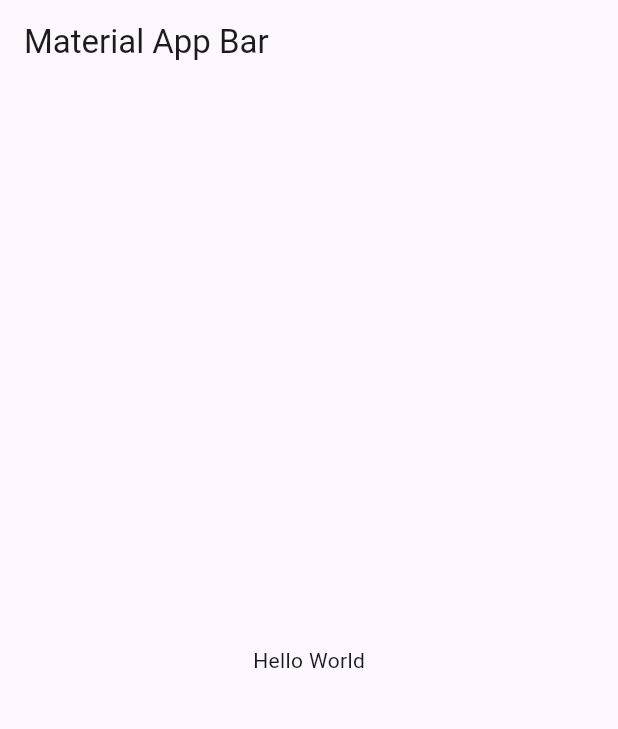
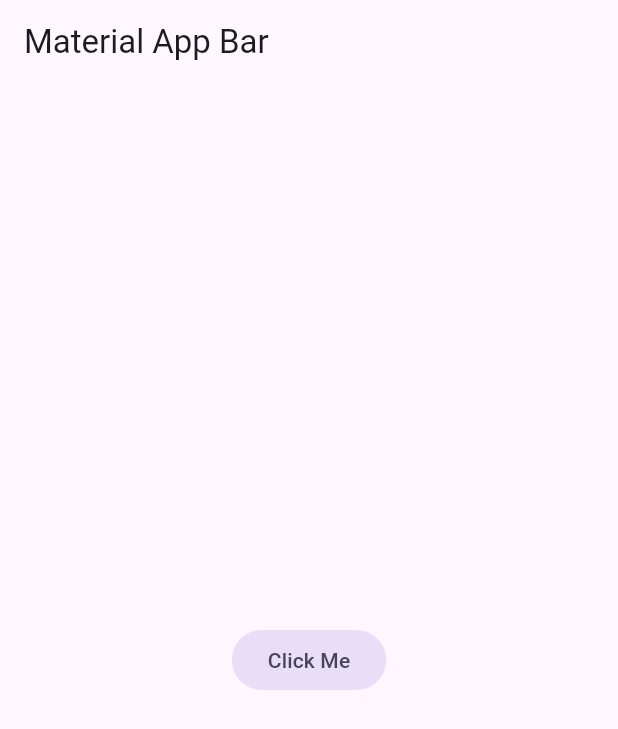
Before and after one commit to angelesYanco/Flutter-Yes-No-App, a Flutter app: the screen it shows after launch, on a phone screen of 412 x 824 dp. Shown: the top 729 px of the screen. Run offline on Flutter 3.47's test engine with Material 3 defaults, Android fonts, the phone set to English and light mode, and no system bars.

```diff
--- a/lib/main.dart
+++ b/lib/main.dart
@@ -8,13 +8,17 @@ class MyApp extends StatelessWidget {
   @override
   Widget build(BuildContext context) {
     return MaterialApp(
-      title: 'Material App',
+      title: 'Yes No App',
+      debugShowCheckedModeBanner: false,
       home: Scaffold(
         appBar: AppBar(
           title: const Text('Material App Bar'),
         ),
-        body: const Center(
-          child: Text('Hello World'),
+        body: Center(
+          child: FilledButton.tonal(
+            onPressed: (){},
+            child: const Text('Click Me'),
+          ),
         ),
       ),
     );
```
